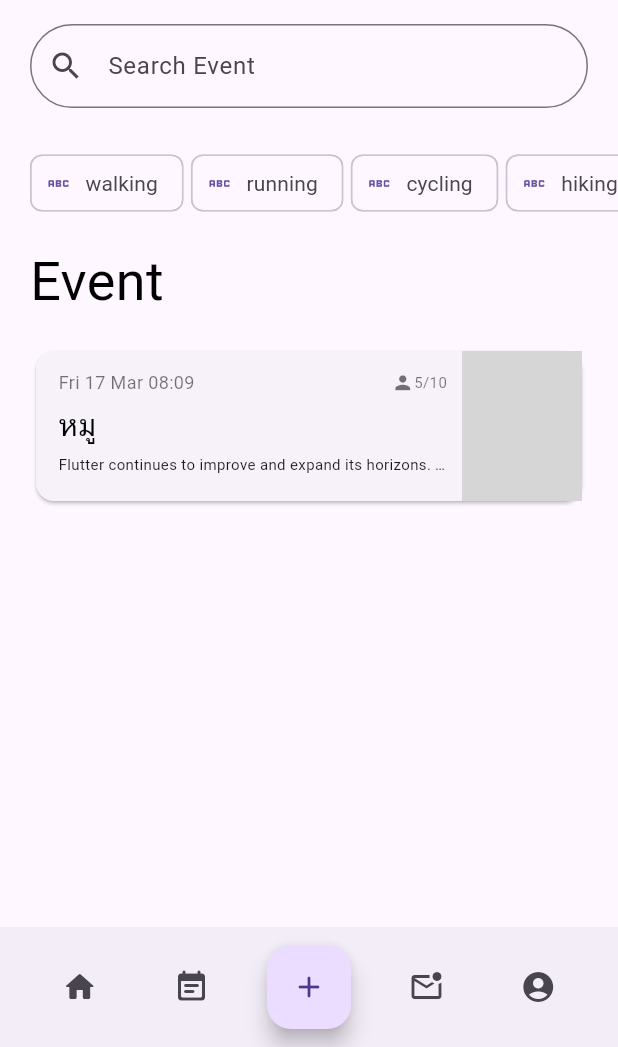
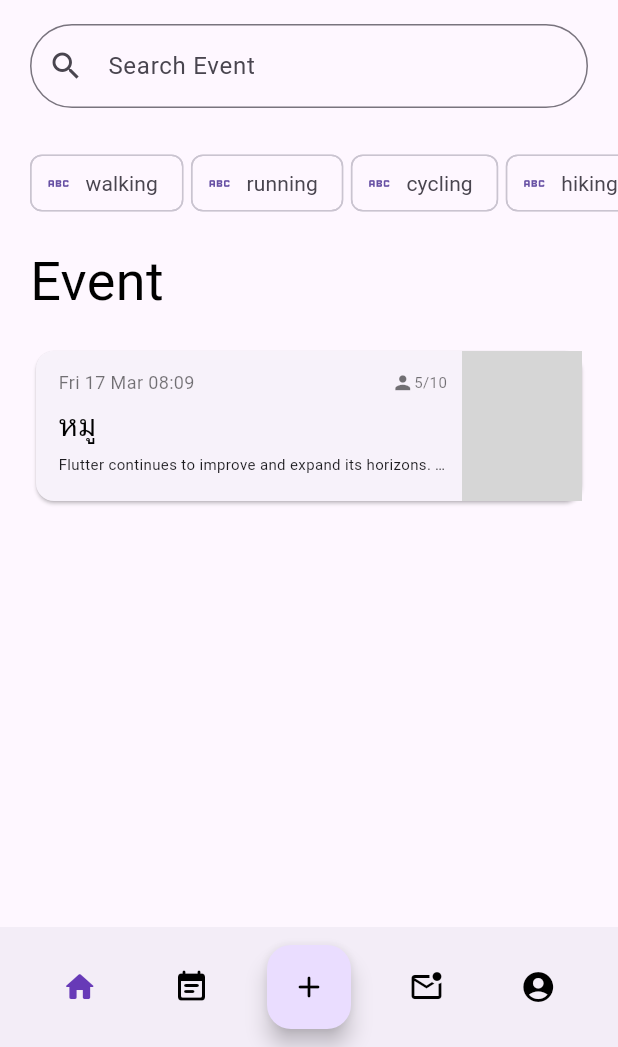
Before and after one commit to Nattapat-is-my-name/TungTee, a Flutter app: the Bottomnavbar screen opened directly, on a phone screen of 412 x 824 dp, the part 189-1236 px from its top. Run offline on Flutter 3.47's test engine with Material 2 defaults, Android fonts, the phone set to English and light mode, and no system bars; our stand-ins replace cloud_firestore, firebase_auth, firebase_core, google_sign_in; accounts and stored records are empty; network calls fail; grey boxes are pictures that could not be loaded.

Commit message:
hight light Current Page

```diff
--- a/lib/navigation/bottom_navbar.dart
+++ b/lib/navigation/bottom_navbar.dart
@@ -15,7 +15,7 @@ class Bottomnavbar extends StatefulWidget {
 
 class _TabbarState extends State<Bottomnavbar> {
   int currentTap = 0;
-
+  int _selectedIndex = 0;
   final List<Widget> screens = [
     const HomePages(),
     const Myevent(),
@@ -26,15 +26,25 @@ class _TabbarState extends State<Bottomnavbar> {
   final PageStorageBucket bucket = PageStorageBucket();
   Widget currentScreen = const HomePages();
 
+  void onTabTapped(int currentTap) {
+    setState(() {
+      _selectedIndex = currentTap;
+
+      ///call your PageController.jumpToPage(index) here too, if needed
+    });
+  }
+
   @override
   Widget build(BuildContext context) {
     return Scaffold(
       bottomNavigationBar: BottomAppBar(
+        elevation: 1,
         child: Row(
           mainAxisAlignment: MainAxisAlignment.spaceAround,
           children: <Widget>[
             IconButton(
-              icon: const Icon(Icons.home_rounded),
+              icon: Icon(Icons.home_rounded,
+                  color: currentTap == 0 ? Colors.deepPurple : Colors.black),
               onPressed: () {
                 setState(() {
                   currentScreen = const HomePages();
@@ -43,7 +53,8 @@ class _TabbarState extends State<Bottomnavbar> {
               },
             ),
             IconButton(
-              icon: const Icon(Icons.event_note_rounded),
+              icon: Icon(Icons.event_note_rounded,
+                  color: currentTap == 1 ? Colors.deepPurple : Colors.black),
               onPressed: () {
                 setState(() {
                   currentScreen = const Myevent();
@@ -52,7 +63,8 @@ class _TabbarState extends State<Bottomnavbar> {
               },
             ),
             FloatingActionButton(
-              child: const Icon(Icons.add_rounded),
+              child: Icon(Icons.add_rounded,
+                  color: currentTap == 2 ? Colors.deepPurple : Colors.black),
               onPressed: () {
                 setState(() {
                   currentScreen = const Createevent();
@@ -62,7 +74,8 @@ class _TabbarState extends State<Bottomnavbar> {
             ),
             IconButton(
               tooltip: 'Favorite',
-              icon: const Icon(Icons.mark_email_unread_outlined),
+              icon: Icon(Icons.mark_email_unread_outlined,
+                  color: currentTap == 3 ? Colors.deepPurple : Colors.black),
               onPressed: () {
                 setState(() {
                   currentScreen = const Groupchat();
@@ -72,7 +85,8 @@ class _TabbarState extends State<Bottomnavbar> {
             ),
             IconButton(
               tooltip: 'Favorite',
-              icon: const Icon(Icons.account_circle_rounded),
+              icon: Icon(Icons.account_circle_rounded,
+                  color: currentTap == 4 ? Colors.deepPurple : Colors.black),
               onPressed: () {
                 setState(() {
                   currentScreen = const Profile();
@@ -83,7 +97,10 @@ class _TabbarState extends State<Bottomnavbar> {
           ],
         ),
       ),
-      body: PageStorage(bucket: bucket, child: currentScreen),
+      body: PageStorage(
+        bucket: bucket,
+        child: currentScreen,
+      ),
     );
   }
 }
```
